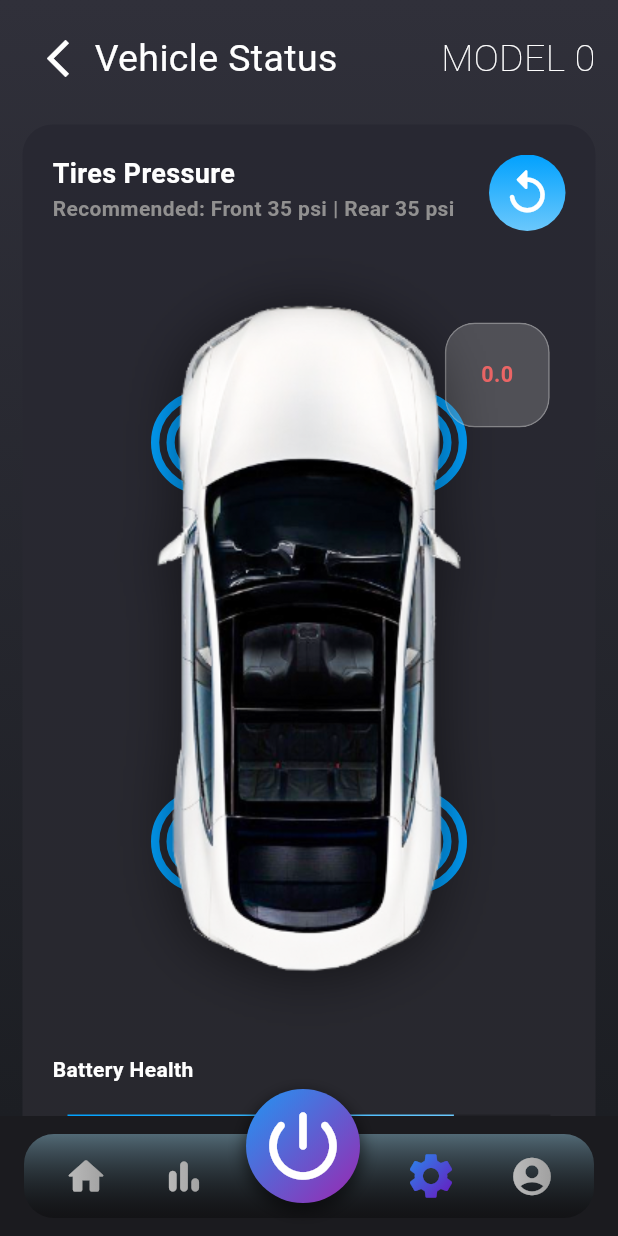
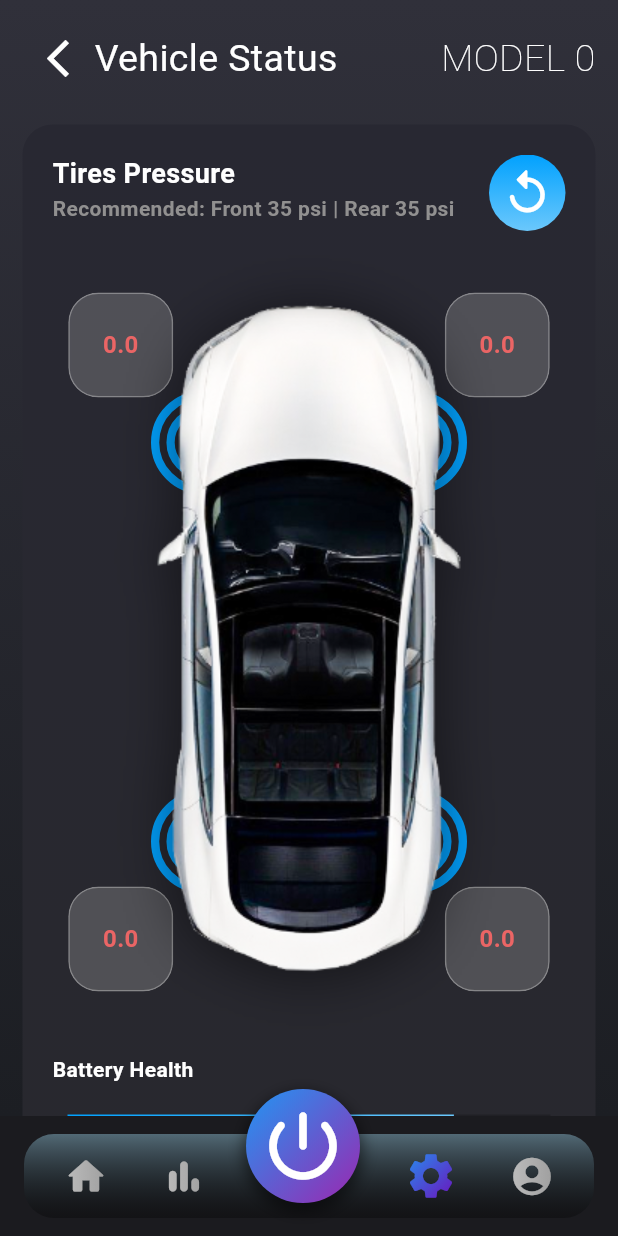
Before and after one commit to Mostafa-Awaad/car_diagnostic_application, a Flutter app: the screen it shows after launch, item 4 of the bottom bar chosen, on a phone screen of 412 x 824 dp. Run offline on Flutter 3.47's test engine with Material 3 defaults, Android fonts, the light colour scheme and no system bars; drawn by our look-alikes of percent_indicator; our stand-ins replace flutter_dotenv, google_fonts, supabase_flutter, syncfusion_flutter_gauges; accounts and stored records are empty; Roboto replaces fonts that are missing (Orbitron).

Commit message:
Handle: Appearence of tires pressure

```diff
--- a/lib/Car_diagnostics_app/guages_display/tire_pressure_guage.dart
+++ b/lib/Car_diagnostics_app/guages_display/tire_pressure_guage.dart
@@ -8,6 +8,9 @@ class TirePressureGuage extends StatelessWidget {
       required this.tirePressureColor});
   final double currentTirePressure;
   final Color tirePressureColor;
+  Color getColor (){
+    return tirePressureColor;
+  }
   @override
   Widget build(BuildContext context) {
     return TirePressureValContainer(currentTirePressure: currentTirePressure, tirePressureColor: tirePressureColor);
--- a/lib/Car_diagnostics_app/screens/settings_screen.dart
+++ b/lib/Car_diagnostics_app/screens/settings_screen.dart
@@ -125,7 +125,34 @@ class SettingsScreen extends StatelessWidget {
                                             ),
                                             //Text for car tire pressure
                                             const Positioned(
-                                              top: 70,
+                                              top: 50,
+                                              right: 0.5,
+                                              child: SizedBox(
+                                                width: 70,
+                                                height: 70,
+                                                child: TirePressure(),
+                                              ),
+                                            ),
+                                            const Positioned(
+                                              top: 50,
+                                              left: 0.5,
+                                              child: SizedBox(
+                                                width: 70,
+                                                height: 70,
+                                                child: TirePressure(),
+                                              ),
+                                            ),
+                                            const Positioned(
+                                              bottom: 50,
+                                              left: 0.5,
+                                              child: SizedBox(
+                                                width: 70,
+                                                height: 70,
+                                                child: TirePressure(),
+                                              ),
+                                            ),
+                                            const Positioned(
+                                              bottom: 50,
                                               right: 0.5,
                                               child: SizedBox(
                                                 width: 70,
--- a/lib/Car_diagnostics_app/widgets/tire_pressure.dart
+++ b/lib/Car_diagnostics_app/widgets/tire_pressure.dart
@@ -78,10 +78,10 @@ class _TirePressureState extends State<TirePressure> {
   @override
   Widget build(BuildContext context) {
     //Changing the color of the text showing the speed value depending on its range
-    Color speedColor = (currentTirePressure <= 36) && (currentTirePressure >=28)
+    Color tirePressureValueColor = (currentTirePressure <= 36) && (currentTirePressure >=28)
         ? Colors.lightBlue
         : const Color.fromARGB(255, 235, 101, 101);
 
-    return TirePressureGuage(currentTirePressure: currentTirePressure, tirePressureColor: speedColor);
+    return TirePressureGuage(currentTirePressure: currentTirePressure, tirePressureColor: tirePressureValueColor);
   }
 }
--- a/lib/Car_diagnostics_app/widgets/tire_pressure_val_container.dart
+++ b/lib/Car_diagnostics_app/widgets/tire_pressure_val_container.dart
@@ -14,7 +14,7 @@ class TirePressureValContainer extends StatelessWidget {
     return ClipRRect(
       borderRadius: BorderRadius.circular(20.0),
       child: Container(
-        padding: EdgeInsets.all(16.0),
+        padding: EdgeInsets.all(14.0),
         decoration: BoxDecoration(
           color: Colors.white.withOpacity(0.2),
           borderRadius: BorderRadius.circular(20.0),
```
